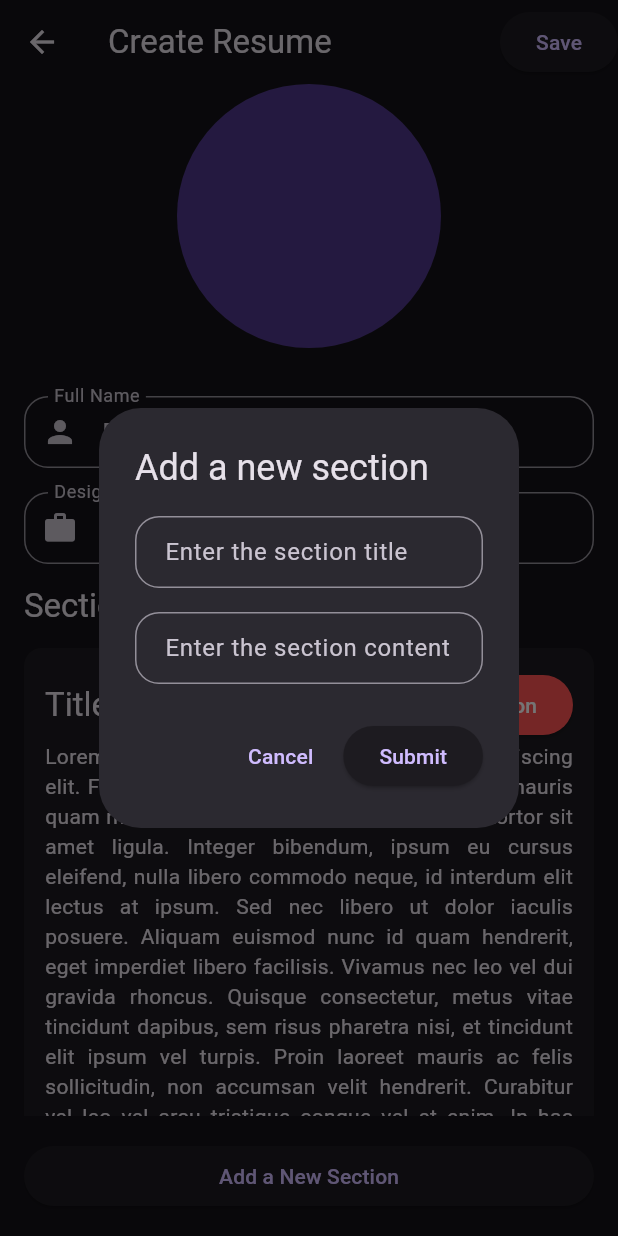
After one commit to MuhammedFaasil/resume_app, a Flutter app: the AddResumePage screen opened directly, after a tap on "Add a New Section", on a phone screen of 412 x 824 dp. The commit adds this screen. Run offline on Flutter 3.47's test engine with Material 3 defaults, Android fonts, the phone set to English and light mode, and no system bars; our stand-ins replace freezed_annotation, riverpod_annotation; generated files the repository leaves out were written again.

Commit message:
added resume creation pages and section creation uis

```diff
--- a/lib/controler/resume_provider.dart
+++ b/lib/controler/resume_provider.dart
@@ -13,5 +13,8 @@ class Resume extends _$Resume {
     );
   }
 
+ Future<void>addDetailes()async{
+
+ }
 
 }
--- /dev/null
+++ b/lib/core/extensions/alert_dialog_extesnions.dart
@@ -0,0 +1,37 @@
+import 'package:flutter/material.dart';
+import 'package:resume_builder/core/extensions/navigation_extension.dart';
+import '../widgets/add_new_section_widgets.dart';
+
+extension AlertDialogExtesnion on BuildContext {
+  void warningDialog(String message, void Function() onSubmit) {
+    showDialog(
+      context: this,
+      builder: (context) => AlertDialog(
+        content: Text(
+          message,
+          style: Theme.of(context).textTheme.titleLarge,
+        ),
+        actions: [
+          ElevatedButton(
+            onPressed: () {
+              pop();
+            },
+            child: const Text("No"),
+          ),
+          TextButton(
+            onPressed: onSubmit,
+            child: const Text('Yes'),
+          ),
+        ],
+      ),
+    );
+  }
+
+  void addNewSectionDialog() {
+    showDialog(
+      context: this,
+      barrierDismissible: false,
+      builder: (context) => AddNewSectionWidget(),
+    );
+  }
+}
--- /dev/null
+++ b/lib/core/widgets/add_new_section_widgets.dart
@@ -0,0 +1,62 @@
+import 'package:flutter/material.dart';
+import 'package:resume_builder/core/extensions/navigation_extension.dart';
+import 'package:resume_builder/core/extensions/snack_bar_extesnions.dart';
+
+import '../../view/widgets/resume_field_widget.dart';
+
+class AddNewSectionWidget extends StatelessWidget {
+  AddNewSectionWidget({
+    super.key,
+  });
+  final title = TextEditingController();
+  final content = TextEditingController();
+  @override
+  Widget build(BuildContext context) {
+    return ScaffoldMessenger(
+      child: Builder(builder: (context) {
+        return Scaffold(
+          backgroundColor: Colors.transparent,
+          body: AlertDialog(
+            title: const Text("Add a new section"),
+            content: SingleChildScrollView(
+              child: Column(
+                mainAxisSize: MainAxisSize.min,
+                children: [
+                  ResumeField(
+                    controller: title,
+                    hintText: 'Enter the section title',
+                  ),
+                  const SizedBox(height: 16),
+                  ResumeField(
+                    controller: content,
+                    hintText: 'Enter the section content',
+                    maxLines: null,
+                  ),
+                ],
+              ),
+            ),
+            actions: [
+              TextButton(
+                onPressed: () {
+                  context.pop();
+                },
+                child: const Text("Cancel"),
+              ),
+              ElevatedButton(
+                onPressed: () {
+                  if (title.text.isEmpty || content.text.isEmpty) {
+                    context.errorSnackBar(
+                        'You must fill title and content to create a new section');
+                  } else {
+                    context.pop();
+                  }
+                },
+                child: const Text("Submit"),
+              )
+            ],
+          ),
+        );
+      }),
+    );
+  }
+}
--- a/lib/router/router.dart
+++ /dev/null
@@ -1,3 +0,0 @@
-// import 'package:go_router/go_router.dart';
-
-// final router = GoRoute(path: )
--- /dev/null
+++ b/lib/view/pages/add_resume_page.dart
@@ -0,0 +1,90 @@
+import 'package:flutter/material.dart';
+import 'package:resume_builder/core/extensions/alert_dialog_extesnions.dart';
+import 'package:resume_builder/core/extensions/snack_bar_extesnions.dart';
+
+import '../widgets/resume_field_widget.dart';
+import '../widgets/section_widget.dart';
+
+class AddResumePage extends StatelessWidget {
+  AddResumePage({super.key});
+  final TextEditingController name = TextEditingController();
+  final TextEditingController designation = TextEditingController();
+
+  @override
+  Widget build(BuildContext context) {
+    return GestureDetector(
+      onTap: () => FocusScope.of(context).unfocus(),
+      child: Scaffold(
+        appBar: AppBar(
+          title: const Text('Create Resume'),
+          actions: [
+            ElevatedButton(
+              onPressed: () {
+                if (name.text.isEmpty || designation.text.isEmpty) {
+                  context.errorSnackBar(
+                      "Cannot save with empty name and designation");
+                }
+              },
+              child: const Text("Save"),
+            ),
+          ],
+        ),
+        body: CustomScrollView(
+          slivers: [
+            SliverToBoxAdapter(
+              child: Padding(
+                padding: const EdgeInsets.symmetric(horizontal: 16),
+                child: Column(
+                  children: [
+                    const CircleAvatar(
+                      radius: 88,
+                    ),
+                    const SizedBox(height: 32),
+                    ResumeField(
+                      controller: name,
+                      prefixIcon: const Icon(Icons.person),
+                      labelText: const Text("Full Name"),
+                      hintText: 'Enter your name',
+                    ),
+                    const SizedBox(height: 16),
+                    ResumeField(
+                      controller: designation,
+                      prefixIcon: const Icon(Icons.work),
+                      labelText: const Text("Designation"),
+                      hintText: "Enter your designation",
+                    ),
+                  ],
+                ),
+              ),
+            ),
+            const SliverAppBar(
+              pinned: true,
+              primary: false,
+              automaticallyImplyLeading: false,
+              title: Text("Sections"),
+            ),
+            SliverList.separated(
+              itemCount: 1,
+              itemBuilder: (context, index) => const SectionWidget(
+                sectionTitle: "Title of Section",
+                sectionContents:
+                    "Lorem ipsum dolor sit amet, consectetur adipiscing elit. Fusce auctor, justo eget ultrices hendrerit, mauris quam malesuada augue, vel fermentum justo tortor sit amet ligula. Integer bibendum, ipsum eu cursus eleifend, nulla libero commodo neque, id interdum elit lectus at ipsum. Sed nec libero ut dolor iaculis posuere. Aliquam euismod nunc id quam hendrerit, eget imperdiet libero facilisis. Vivamus nec leo vel dui gravida rhoncus. Quisque consectetur, metus vitae tincidunt dapibus, sem risus pharetra nisi, et tincidunt elit ipsum vel turpis. Proin laoreet mauris ac felis sollicitudin, non accumsan velit hendrerit. Curabitur vel leo vel arcu tristique congue vel et enim. In hac habitasse platea dictumst.",
+              ),
+              separatorBuilder: (BuildContext context, int index) =>
+                  const SizedBox(height: 8),
+            ),
+          ],
+        ),
+        bottomNavigationBar: Padding(
+          padding: const EdgeInsets.all(16),
+          child: ElevatedButton(
+            onPressed: () {
+              context.addNewSectionDialog();
+            },
+            child: const Text("Add a New Section"),
+          ),
+        ),
+      ),
+    );
+  }
+}
--- /dev/null
+++ b/lib/view/widgets/resume_field_widget.dart
@@ -0,0 +1,36 @@
+import 'package:flutter/material.dart';
+
+class ResumeField extends StatelessWidget {
+  final TextEditingController controller;
+  final String? hintText;
+  final Text? labelText;
+  final Icon? prefixIcon;
+  final int? maxLines;
+
+  const ResumeField({
+    super.key,
+    required this.controller,
+    this.hintText,
+    this.labelText,
+    this.prefixIcon,
+    this.maxLines = 1,
+  });
+
+  @override
+  Widget build(BuildContext context) {
+    return TextField(
+      controller: controller,
+      maxLines: maxLines,
+      decoration: InputDecoration(
+        border: OutlineInputBorder(
+          borderRadius: BorderRadius.circular(16),
+        ),
+        contentPadding: const EdgeInsets.symmetric(horizontal: 16),
+        prefixIcon: prefixIcon,
+        hintText: hintText,
+        label: labelText,
+        floatingLabelBehavior: FloatingLabelBehavior.always,
+      ),
+    );
+  }
+}
--- /dev/null
+++ b/lib/view/widgets/section_widget.dart
@@ -0,0 +1,72 @@
+import 'package:flutter/material.dart';
+import 'package:resume_builder/core/extensions/alert_dialog_extesnions.dart';
+
+class SectionWidget extends StatelessWidget {
+  final String sectionTitle;
+  final String sectionContents;
+  const SectionWidget({
+    super.key,
+    required this.sectionTitle,
+    required this.sectionContents,
+  });
+
+  @override
+  Widget build(BuildContext context) {
+    return Card(
+      margin: const EdgeInsets.symmetric(horizontal: 16),
+      child: Padding(
+        padding: const EdgeInsets.symmetric(horizontal: 14, vertical: 14),
+        child: Column(
+          crossAxisAlignment: CrossAxisAlignment.start,
+          children: [
+            Row(
+              mainAxisAlignment: MainAxisAlignment.spaceBetween,
+              children: [
+                SizedBox(
+                  width: MediaQuery.sizeOf(context).width * 0.5,
+                  child: Text(
+                    sectionTitle,
+                    style: Theme.of(context).textTheme.titleLarge,
+                  ),
+                ),
+                ElevatedButton(
+                  onPressed: () {
+                    context.warningDialog(
+                      "Are you sure you want to delete?",
+                      () {},
+                    );
+                  },
+                  style: ElevatedButton.styleFrom(
+                    backgroundColor: Colors.redAccent,
+                    foregroundColor: Colors.white,
+                  ),
+                  child: const Text("Delete Section"),
+                ),
+              ],
+            ),
+            Text(
+              sectionContents,
+              style: Theme.of(context).textTheme.bodyMedium,
+              textAlign: TextAlign.justify,
+            ),
+            Row(
+              mainAxisAlignment: MainAxisAlignment.end,
+              children: [
+                ElevatedButton.icon(
+                  onPressed: () {},
+                  label: const Text('Move up'),
+                  icon: const Icon(Icons.arrow_upward),
+                ),
+                ElevatedButton.icon(
+                  onPressed: () {},
+                  label: const Text('Move down'),
+                  icon: const Icon(Icons.arrow_downward),
+                ),
+              ],
+            ),
+          ],
+        ),
+      ),
+    );
+  }
+}
```
Also changed, not shown: lib/core/extensions/navigation_extension.dart (added, +17 -0 lines), lib/core/extensions/snack_bar_extesnions.dart (added, +20 -0 lines), lib/view/pages/home_page.dart (+5 -7 lines), lib/view/widgets/add_resume_widget.dart (added, +68 -0 lines).
